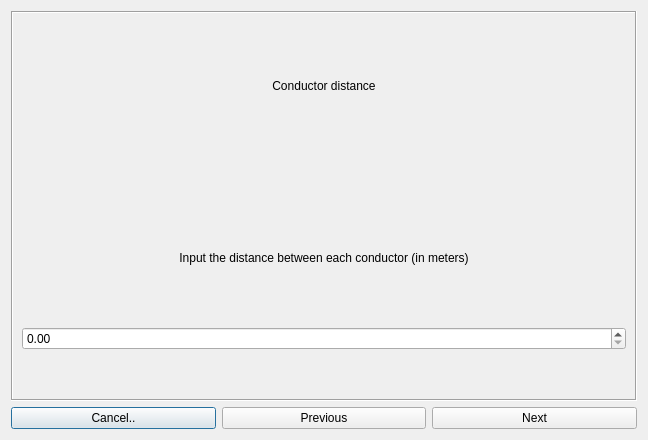
Before: the Qt Designer form ui/multi_conductor_dialog.ui in Eltee/cdegs-aid, drawn with Qt 5.
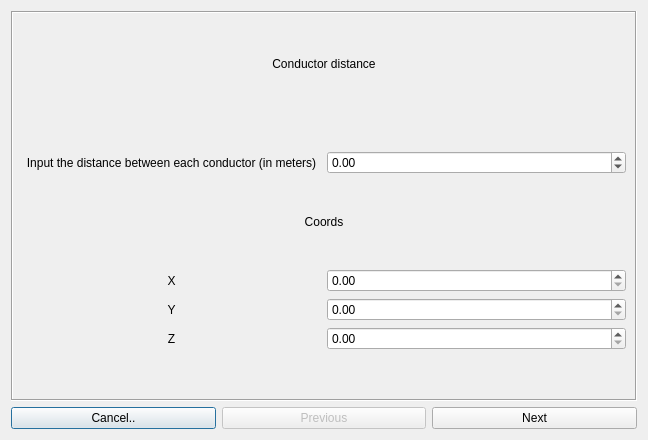
After: the same form once the commit is applied. The open tabs and pages were chosen to show the change. Custom widgets are drawn as their Qt base class.

Commit message: okayyyyyyyyyyyyy multi conductor please faster

Diff of the .ui file:
```diff
--- a/ui/multi_conductor_dialog.ui
+++ b/ui/multi_conductor_dialog.ui
@@ -23,6 +23,9 @@
    </item>
    <item row="1" column="2" colspan="2">
     <widget class="QPushButton" name="pushButton_previous">
+     <property name="enabled">
+      <bool>false</bool>
+     </property>
      <property name="sizePolicy">
       <sizepolicy hsizetype="Minimum" vsizetype="Fixed">
        <horstretch>0</horstretch>
@@ -43,6 +46,9 @@
    </item>
    <item row="0" column="0" colspan="6">
     <widget class="QStackedWidget" name="stackedWidget">
+     <property name="enabled">
+      <bool>true</bool>
+     </property>
      <property name="frameShape">
       <enum>QFrame::Box</enum>
      </property>
@@ -131,7 +137,20 @@
      </widget>
      <widget class="QWidget" name="page_2">
       <layout class="QGridLayout" name="gridLayout_3">
-       <item row="3" column="0">
+       <item row="8" column="1">
+        <widget class="QDoubleSpinBox" name="doubleSpinBox_second_z"/>
+       </item>
+       <item row="4" column="1">
+        <widget class="QDoubleSpinBox" name="doubleSpinBox_second_distance">
+         <property name="minimum">
+          <double>-9999.000000000000000</double>
+         </property>
+         <property name="maximum">
+          <double>9999.989999999999782</double>
+         </property>
+        </widget>
+       </item>
+       <item row="4" column="0">
         <widget class="QLabel" name="label_3">
          <property name="text">
           <string>Input the distance between each conductor (in meters)</string>
@@ -141,42 +160,7 @@
          </property>
         </widget>
        </item>
-       <item row="4" column="0">
-        <widget class="QDoubleSpinBox" name="doubleSpinBox_second_distance"/>
-       </item>
-       <item row="5" column="0">
-        <spacer name="verticalSpacer_3">
-         <property name="orientation">
-          <enum>Qt::Vertical</enum>
-         </property>
-         <property name="sizeType">
-          <enum>QSizePolicy::Minimum</enum>
-         </property>
-         <property name="sizeHint" stdset="0">
-          <size>
-           <width>20</width>
-           <height>40</height>
-          </size>
-         </property>
-        </spacer>
-       </item>
-       <item row="1" column="0">
-        <spacer name="verticalSpacer_4">
-         <property name="orientation">
-          <enum>Qt::Vertical</enum>
-         </property>
-         <property name="sizeType">
-          <enum>QSizePolicy::Minimum</enum>
-         </property>
-         <property name="sizeHint" stdset="0">
-          <size>
-           <width>20</width>
-           <height>40</height>
-          </size>
-         </property>
-        </spacer>
-       </item>
-       <item row="0" column="0">
+       <item row="0" column="0" colspan="2">
         <widget class="QLabel" name="label_2">
          <property name="text">
           <string>Conductor distance</string>
@@ -186,6 +170,84 @@
          </property>
         </widget>
        </item>
+       <item row="6" column="1">
+        <widget class="QDoubleSpinBox" name="doubleSpinBox_second_x"/>
+       </item>
+       <item row="1" column="1">
+        <spacer name="verticalSpacer_4">
+         <property name="orientation">
+          <enum>Qt::Vertical</enum>
+         </property>
+         <property name="sizeType">
+          <enum>QSizePolicy::Minimum</enum>
+         </property>
+         <property name="sizeHint" stdset="0">
+          <size>
+           <width>20</width>
+           <height>40</height>
+          </size>
+         </property>
+        </spacer>
+       </item>
+       <item row="6" column="0">
+        <widget class="QLabel" name="label_11">
+         <property name="text">
+          <string>X</string>
+         </property>
+         <property name="alignment">
+          <set>Qt::AlignCenter</set>
+         </property>
+        </widget>
+       </item>
+       <item row="7" column="0">
+        <widget class="QLabel" name="label_12">
+         <property name="text">
+          <string>Y</string>
+         </property>
+         <property name="alignment">
+          <set>Qt::AlignCenter</set>
+         </property>
+        </widget>
+       </item>
+       <item row="9" column="1">
+        <spacer name="verticalSpacer_3">
+         <property name="orientation">
+          <enum>Qt::Vertical</enum>
+         </property>
+         <property name="sizeType">
+          <enum>QSizePolicy::Minimum</enum>
+         </property>
+         <property name="sizeHint" stdset="0">
+          <size>
+           <width>20</width>
+           <height>40</height>
+          </size>
+         </property>
+        </spacer>
+       </item>
+       <item row="8" column="0">
+        <widget class="QLabel" name="label_13">
+         <property name="text">
+          <string>Z</string>
+         </property>
+         <property name="alignment">
+          <set>Qt::AlignCenter</set>
+         </property>
+        </widget>
+       </item>
+       <item row="7" column="1">
+        <widget class="QDoubleSpinBox" name="doubleSpinBox_second_y"/>
+       </item>
+       <item row="5" column="0" colspan="2">
+        <widget class="QLabel" name="label_14">
+         <property name="text">
+          <string>Coords</string>
+         </property>
+         <property name="alignment">
+          <set>Qt::AlignCenter</set>
+         </property>
+        </widget>
+       </item>
       </layout>
      </widget>
      <widget class="QWidget" name="page_3">
@@ -301,6 +363,14 @@
    </item>
   </layout>
  </widget>
+ <customwidgets>
+  <customwidget>
+   <class>QCustomPlot</class>
+   <extends>QWidget</extends>
+   <header>lib/qcustomplot.h</header>
+   <container>1</container>
+  </customwidget>
+ </customwidgets>
  <resources/>
  <connections/>
 </ui>
```
Left out of the diff: 97 changed lines with no effect on the pictures. The commit also changes 6 other files.
